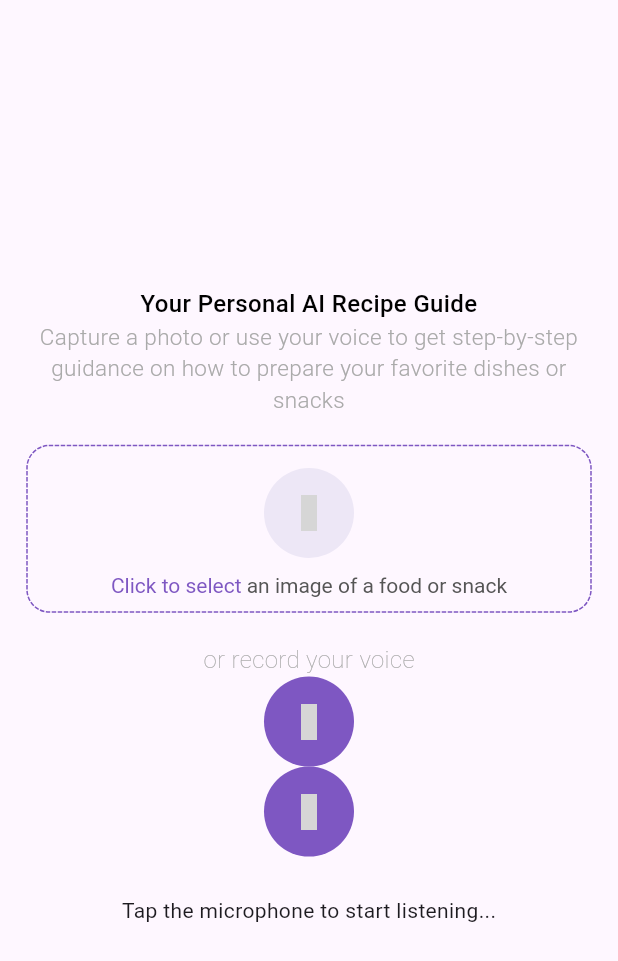
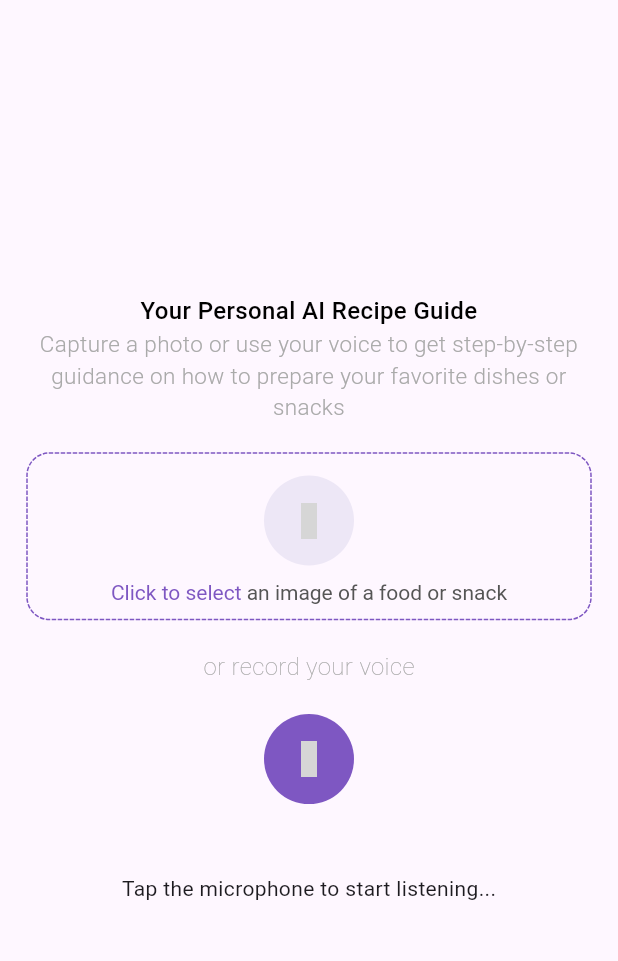
Before and after one commit to Atuoha/snap2chef_ai, a Flutter app: the screen it shows after launch, on a phone screen of 412 x 824 dp. Shown: the top 961 px of the screen. Run offline on Flutter 3.47's test engine with Material 3 defaults, Android fonts, the light colour scheme and no system bars; drawn by our look-alikes of dotted_border, loader_overlay; our stand-ins replace file_picker, flutter_markdown, flutter_spinkit, fluttertoast, gap, google_generative_ai and 6 more; grey boxes are pictures that could not be loaded.

Commit message:
voice recording, speech to text and request to gemini

```diff
--- a/lib/core/constants/app_colors.dart
+++ b/lib/core/constants/app_colors.dart
@@ -6,4 +6,7 @@ class AppColors {
   static Color errorColor = const Color(0xFFEA5757);
   static const Color grey =
   Color.fromARGB(255, 170, 170, 170);
+
+  static const Color lighterGrey =
+  Color.fromARGB(255, 204, 204, 204);
 }
--- a/lib/core/constants/app_strings.dart
+++ b/lib/core/constants/app_strings.dart
@@ -9,4 +9,7 @@ class AppStrings {
   static const String AI_TEXT_PART = "You are a recipe ai expert. Generate a recipe based on this image, include recipe name, preparation steps, and a public YouTube video demonstrating the preparation step."
       "If the image is not a food, snacks or drink, politely inform the user that you can only answer recipe queries and ask them to close and upload a food/snack/drink image.";
 
+
+  static const String AI_AUDIO_PART = "You are a recipe ai expert. Generate a recipe based on this text, include recipe name, preparation steps, and a public YouTube video demonstrating the preparation step."
+      "If the text doesn't contain things related to a food, snacks or drink, politely inform the user that you can only answer recipe queries and ask them to close and upload a food/snack/drink image.";
 }
--- a/lib/domain/model/recording.dart
+++ /dev/null
@@ -1,22 +0,0 @@
-class Recording {
-  String id;
-  String filePath;
-  String dateTime;
-  bool isPlaying;
-
-
-  factory Recording.initialize() {
-    return Recording(id: '', filePath: '', dateTime: '');
-  }
-
-  Recording({
-    required this.id,
-    required this.filePath,
-    required this.dateTime,
-    this.isPlaying = false,
-  });
-
-  void toggleIsPlaying() {
-    isPlaying = !isPlaying;
-  }
-}
--- /dev/null
+++ b/lib/infrastructure/speech_to_text_controller.dart
@@ -0,0 +1,62 @@
+import 'package:flutter/cupertino.dart';
+import 'package:speech_to_text/speech_recognition_result.dart';
+import 'package:speech_to_text/speech_to_text.dart';
+
+import '../core/constants/enums/status.dart';
+import '../presentation/components/toast_info.dart';
+
+class SpeechToTextController {
+  static void initSpeech(
+    SpeechToText speechToText,
+    void Function(bool) setSpeechEnabled,
+  ) async {
+    try {
+      final speechEnabled = await speechToText.initialize(
+        onStatus: (status) => debugPrint('Speech status: $status'),
+        onError: (error) => debugPrint('Speech error: $error'),
+      );
+      setSpeechEnabled(speechEnabled);
+
+      if (!speechEnabled) {
+        toastInfo(
+          msg: "Microphone permission not granted or speech not available.",
+          status: Status.error,
+        );
+      }
+    } catch (e) {
+      debugPrint("Speech initialization failed: $e");
+    }
+  }
+
+  static void startListening(
+    Function setRecording,
+    bool speechEnabled,
+    SpeechToText speechToText,
+    Function setNewState,
+  ) async {
+    setRecording();
+    if (!speechEnabled) {
+      toastInfo(msg: "Speech not initialized yet.", status: Status.error);
+      return;
+    }
+
+    await speechToText.listen(
+      onResult: (result) => onSpeechResult(result, setNewState),
+    );
+    setNewState();
+  }
+
+  static void stopListening(
+    SpeechToText speechToText,
+    setKeyword,
+    Function setNewState,
+  ) async {
+    await speechToText.stop();
+    setKeyword();
+    setNewState();
+  }
+
+  static void onSpeechResult(SpeechRecognitionResult result, setLastWords) {
+    setLastWords(result.recognizedWords);
+  }
+}
--- a/lib/main.dart
+++ b/lib/main.dart
@@ -20,7 +20,7 @@ class MyApp extends StatelessWidget {
         useDefaultLoading: false,
         overlayWidgetBuilder: (_) {
           return Center(
-            child: SpinKitChasingDots(color: AppColors.primaryColor, size: 50.0),
+            child: SpinKitWanderingCubes(color: AppColors.primaryColor, size: 50.0),
           );
         },
         child: const HomeScreen(),
--- a/lib/presentation/screens/home_screen.dart
+++ b/lib/presentation/screens/home_screen.dart
@@ -1,23 +1,20 @@
 import 'dart:async';
 import 'dart:io';
-import 'package:audio_waveforms/audio_waveforms.dart';
-import 'package:audioplayers/audioplayers.dart';
 import 'package:flutter/material.dart';
 import 'package:gap/gap.dart';
 import 'package:google_generative_ai/google_generative_ai.dart';
 import 'package:iconsax/iconsax.dart';
 import 'package:image_cropper/image_cropper.dart';
-import 'package:record/record.dart';
 import 'package:snap2chef/core/extensions/format_to_mb.dart';
-import 'package:snap2chef/infrastructure/audio_recording_controller.dart';
 import 'package:snap2chef/infrastructure/image_upload_controller.dart';
 import 'package:snap2chef/infrastructure/recipe_controller.dart';
-import 'package:speech_to_text/speech_recognition_result.dart';
+import 'package:snap2chef/infrastructure/speech_to_text_controller.dart';
 import 'package:speech_to_text/speech_to_text.dart';
-import 'package:uuid/uuid.dart';
 import '../../core/constants/app_colors.dart';
 import '../../core/constants/app_strings.dart';
-import '../../domain/model/recording.dart';
+import '../../core/constants/enums/status.dart';
+import '../components/toast_info.dart';
+import '../widgets/glowing_microphone.dart';
 import '../widgets/image_previewer.dart';
 import '../widgets/upload_container.dart';
 
@@ -29,67 +26,78 @@ class HomeScreen extends StatefulWidget {
 }
 
 class _HomeScreenState extends State<HomeScreen> {
-  late final RecorderController recorderController;
   File? selectedFile;
   Completer? completer;
   String? fileName;
   int? fileSize;
-  late AudioPlayer audioPlayer;
-  late AudioRecorder audioRecord;
-  bool isRecording = false;
-  String? audioPath;
-  late Uuid uid;
-  bool isDoneRecording = false;
-  Recording recording = Recording.initialize();
   late GenerativeModel _model;
   String apiKey = "";
-
+  final TextEditingController _query = TextEditingController();
   final SpeechToText _speechToText = SpeechToText();
   bool _speechEnabled = false;
   String _lastWords = '';
-
-  void _initSpeech() async {
-    _speechEnabled = await _speechToText.initialize();
-    setState(() {});
-  }
-
-  void _startListening() async {
-    await _speechToText.listen(onResult: _onSpeechResult);
-    setState(() {});
-  }
-
-  void _stopListening() async {
-    await _speechToText.stop();
-    setState(() {});
-  }
-
-  void _onSpeechResult(SpeechRecognitionResult result) {
-    setState(() {
-      _lastWords = result.recognizedWords;
-    });
-  }
+  bool isRecording = false;
+  bool isDoneRecording = false;
 
   @override
   void initState() {
     super.initState();
-    audioPlayer = AudioPlayer();
-    audioRecord = AudioRecorder();
-    uid = const Uuid();
-
-    recorderController = RecorderController()
-      ..updateFrequency = const Duration(milliseconds: 50);
     _model = GenerativeModel(model: AppStrings.AI_MODEL, apiKey: apiKey);
-
-    _initSpeech();
+    SpeechToTextController.initSpeech(_speechToText, (enabled) {
+      setState(() {
+        _speechEnabled = enabled;
+      });
+    });
   }
 
-  @override
-  void dispose() {
-    super.dispose();
-    audioRecord.dispose();
-    audioPlayer.dispose();
+  // remove text
+  void removeText() {
+    setState(() {
+      _query.clear();
+      isDoneRecording = false;
+    });
   }
 
+  // set keyword
+  void setKeyword() {
+    if (_lastWords.isEmpty) {
+      toastInfo(msg: "You didn't say anything!", status: Status.error);
+      setState(() {
+        isDoneRecording = false;
+        isRecording = false;
+      });
+      return;
+    }
+
+    setState(() {
+      isRecording = false;
+      _query.text = _lastWords;
+      isDoneRecording = true;
+      _lastWords = "";
+    });
+  }
+
+  // set recording to true
+  void setRecording() {
+    setState(() {
+      isRecording = true;
+      isDoneRecording = false;
+    });
+  }
+
+  // set new state
+  void setNewState() {
+    setState(() {});
+  }
+
+  // set last words
+  void setLastWords(String words) {
+    setState(() {
+      _lastWords = words;
+    });
+  }
+
+  // assign cropped image
   void assignCroppedImage(CroppedFile? croppedFile) {
     if (croppedFile != null) {
       setState(() {
@@ -98,6 +106,7 @@ class _HomeScreenState extends State<HomeScreen> {
     }
   }
 
+  // set file
   void setFile(File? pickedFile) {
     setState(() {
       selectedFile = pickedFile;
@@ -106,31 +115,7 @@ class _HomeScreenState extends State<HomeScreen> {
     });
   }
 
-  void startRecordingSetups(String filePath) {
-    setState(() {
-      isRecording = true;
-      isDoneRecording = false;
-      audioPath = filePath;
-    });
-  }
-
-  void stopRecordingSetups(Recording newRecording) {
-    setState(() {
-      recording = newRecording;
-    });
-
-    setState(() {
-      isRecording = false;
-      isDoneRecording = true;
-    });
-  }
-
-  void pauseRecordingSetups() {
-    setState(() {
-      recording.isPlaying = false;
-    });
-  }
-
+  // remove file
   void removeFile() {
     setState(() {
       selectedFile = null;
@@ -143,15 +128,15 @@ class _HomeScreenState extends State<HomeScreen> {
     Size size = MediaQuery.sizeOf(context);
 
     return Scaffold(
-      floatingActionButton: selectedFile != null
+      floatingActionButton: selectedFile != null || _query.text.isNotEmpty
           ? FloatingActionButton.extended(
               onPressed: () => RecipeController.sendRequest(
                 context,
                 selectedFile,
-                isDoneRecording,
-                recording,
                 _model,
                 removeFile,
+                _query.text,
+                removeText,
               ),
               backgroundColor: AppColors.primaryColor,
               icon: const Icon(Iconsax.send_1, color: Colors.white),
@@ -186,6 +171,7 @@ class _HomeScreenState extends State<HomeScreen> {
                 ),
               ),
               const Gap(20),
+              if (!isDoneRecording)
                 !isRecording
                     ? selectedFile != null
                           ? ImagePreviewer(
@@ -214,6 +200,7 @@ class _HomeScreenState extends State<HomeScreen> {
               const Gap(20),
 
               if (selectedFile == null) ...[
+                if (!isDoneRecording) ...[
                   Text(
                     "or record your voice",
                     style: TextStyle(
@@ -225,54 +212,30 @@ class _HomeScreenState extends State<HomeScreen> {
                   Center(
                     child: GestureDetector(
                       onTap: () {
-                      if (isRecording) {
-                        AudioRecordingController.stopRecording(
-                          audioRecord,
-                          recorderController,
-                          uid,
-                          stopRecordingSetups,
+                        if (!_speechEnabled) {
+                          toastInfo(
+                            msg: "Speech recognition not ready yet.",
+                            status: Status.error,
+                          );
+                          return;
+                        }
+                        if (_speechToText.isNotListening) {
+                          SpeechToTextController.startListening(
+                            setRecording,
+                            _speechEnabled,
+                            _speechToText,
+                            setNewState,
                           );
                         } else {
-                        AudioRecordingController.startRecording(
-                          audioRecord,
-                          recorderController,
-                          startRecordingSetups,
-                          uid,
+                          SpeechToTextController.stopListening(
+                            _speechToText,
+                            setKeyword,
+                            setNewState,
                           );
                         }
                       },
-                    child: CircleAvatar(
-                      backgroundColor: AppColors.primaryColor,
-                      radius: 30,
-                      child: Center(
-                        child: Icon(
-                          isRecording ? Iconsax.stop : Iconsax.microphone,
-                          color: Colors.white,
-                        ),
-                      ),
-                    ),
-                  ),
-                ),
-
-
-                Center(
-                  child: GestureDetector(
-                    onTap:(){
-                      if (_speechToText.isNotListening) {
-                        _startListening();
-                      } else {
-                        _stopListening();
-                      }
-                    },
-                    child: CircleAvatar(
-                      backgroundColor: AppColors.primaryColor,
-                      radius: 30,
-                      child: Center(
-                        child: Icon(
-                          _speechToText.isNotListening ? Iconsax.stop : Iconsax.microphone,
-                          color: Colors.white,
-                        ),
-                      ),
+                      child: GlowingMicButton(
+                        isListening: !_speechToText.isNotListening,
                       ),
                     ),
                   ),
@@ -287,74 +250,45 @@ class _HomeScreenState extends State<HomeScreen> {
                           : 'Speech not available',
                     ),
                   ),
-              ],
-              if (isRecording) ...[
-                AudioWaveforms(
-                  enableGesture: false,
-                  size: Size(size.width, 100),
-                  recorderController: recorderController,
-                  waveStyle: const WaveStyle(
-                    waveColor: Color(0xFFB39DDB), // light purple
-                    showMiddleLine: true,
-                    extendWaveform: true,
-                    middleLineColor: Colors.deepPurple,
-                  ),
-                  padding: const EdgeInsets.symmetric(horizontal: 18),
-                  margin: const EdgeInsets.only(top: 20),
-                ),
+                  const Gap(10),
                 ],
 
                 isDoneRecording
-                  ? ListTile(
-                      leading: const Icon(Icons.mic_none),
-                      title: Text('Your Recording'),
-                      subtitle: Text(recording.dateTime),
-                      trailing: Wrap(
-                        children: [
-                          IconButton(
-                            icon: Icon(
-                              recording.isPlaying
-                                  ? Iconsax.pause
-                                  : Iconsax.play,
+                    ? TextFormField(
+                        controller: _query,
+                        maxLines: 4,
+                        autofocus: true,
+                        decoration: InputDecoration(
+                          hintStyle: TextStyle(color: AppColors.lighterGrey),
+                          border: OutlineInputBorder(
+                            borderRadius: BorderRadius.circular(12.0),
+                            borderSide: BorderSide(color: Colors.grey.shade400),
+                          ),
+                          focusedBorder: OutlineInputBorder(
+                            borderRadius: BorderRadius.circular(12.0),
+                            borderSide: const BorderSide(
                               color: AppColors.primaryColor,
-                            ),
-                            onPressed: () =>
-                                AudioRecordingController.playPauseRecording(
-                                  recording,
-                                  audioPlayer,
-                                  pauseRecordingSetups,
+                              width: 2.0,
                             ),
                           ),
-                          IconButton(
-                            onPressed: () => RecipeController.sendRequest(
-                              context,
-                              selectedFile,
-                              isDoneRecording,
-                              recording,
-                              _model,
-                              removeFile,
+                          enabledBorder: OutlineInputBorder(
+                            borderRadius: BorderRadius.circular(12.0),
+                            borderSide: BorderSide(color: Colors.grey.shade300),
                           ),
-                            icon: Wrap(
-                              crossAxisAlignment: WrapCrossAlignment.center,
-                              spacing: 3,
-                              children: [
-                                const Icon(
-                                  Iconsax.send_1,
-                                  color: AppColors.primaryColor,
-                                ),
-                                Text(
-                                  "Send Request",
-                                  style: TextStyle(
-                                    color: AppColors.primaryColor,
+                          contentPadding: const EdgeInsets.symmetric(
+                            vertical: 12.0,
+                            horizontal: 16.0,
                           ),
                         ),
-                              ],
+                        style: const TextStyle(
+                          fontSize: 14.0,
+                          color: Colors.black,
                         ),
-                          ),
-                        ],
-                      ),
+                        keyboardType: TextInputType.multiline,
+                        textInputAction: TextInputAction.newline,
                       )
                     : SizedBox.shrink(),
+              ],
             ],
           ),
         ),
--- /dev/null
+++ b/lib/presentation/widgets/glowing_microphone.dart
@@ -0,0 +1,88 @@
+import 'package:flutter/material.dart';
+import 'package:iconsax/iconsax.dart';
+
+import '../../core/constants/app_colors.dart';
+
+class GlowingMicButton extends StatefulWidget {
+  final bool isListening;
+
+  const GlowingMicButton({super.key, required this.isListening});
+
+  @override
+  State<GlowingMicButton> createState() => _GlowingMicButtonState();
+}
+
+class _GlowingMicButtonState extends State<GlowingMicButton>
+    with SingleTickerProviderStateMixin {
+  late final AnimationController _controller;
+  late final Animation<double> _animation;
+
+  @override
+  void initState() {
+    super.initState();
+    _controller = AnimationController(
+      vsync: this,
+      duration: const Duration(seconds: 2),
+    );
+
+    _animation = Tween<double>(begin: 0.0, end: 25.0).animate(
+      CurvedAnimation(parent: _controller, curve: Curves.easeOut),
+    );
+
+    if (widget.isListening) {
+      _controller.repeat(reverse: true);
+    }
+  }
+
+  @override
+  void didUpdateWidget(covariant GlowingMicButton oldWidget) {
+    super.didUpdateWidget(oldWidget);
+
+    if (widget.isListening && !_controller.isAnimating) {
+      _controller.repeat(reverse: true);
+    } else if (!widget.isListening && _controller.isAnimating) {
+      _controller.stop();
+    }
+  }
+
+  @override
+  void dispose() {
+    _controller.dispose();
+    super.dispose();
+  }
+
+  @override
+  Widget build(BuildContext context) {
+    return SizedBox(
+      width: 100, // Enough space for the full glow
+      height: 100,
+      child: Stack(
+        alignment: Alignment.center,
+        children: [
+          if (widget.isListening)
+            AnimatedBuilder(
+              animation: _animation,
+              builder: (_, __) {
+                return Container(
+                  width: 60 + _animation.value,
+                  height: 60 + _animation.value,
+                  decoration: BoxDecoration(
+                    shape: BoxShape.circle,
+                    color: AppColors.primaryColor.withOpacity(0.15),
+                  ),
+                );
+              },
+            ),
+          CircleAvatar(
+            backgroundColor: AppColors.primaryColor,
+            radius: 30,
+            child: Icon(
+              widget.isListening ? Iconsax.stop_circle : Iconsax.microphone,
+              color: Colors.white,
+            ),
+          ),
+        ],
+      ),
+    );
+  }
+}
--- a/pubspec.yaml
+++ b/pubspec.yaml
@@ -46,11 +46,6 @@ dependencies:
   gap: ^3.0.1
   iconsax: ^0.0.8
   dotted_border: ^2.1.0
-  record: ^5.0.1
-  audioplayers: ^5.2.1
-  uuid: ^4.2.1
-  intl: ^0.18.1
-  audio_waveforms: ^1.3.0
   youtube_player_flutter: ^9.1.1
   flutter_markdown: ^0.7.7+1
   loader_overlay: ^5.0.0
```
Also changed, not shown: lib/infrastructure/audio_recording_controller.dart (deleted, +0 -106 lines), lib/infrastructure/recipe_controller.dart (+45 -28 lines), pubspec.lock, 7 other files. Lines whose indentation alone changed are shown as unchanged.
